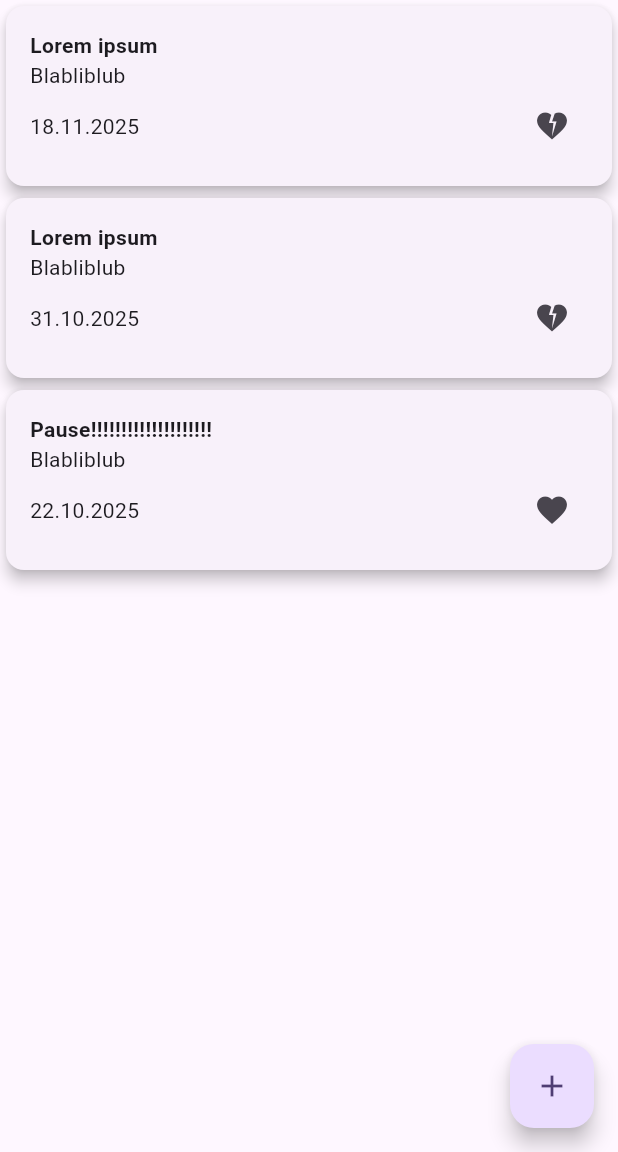
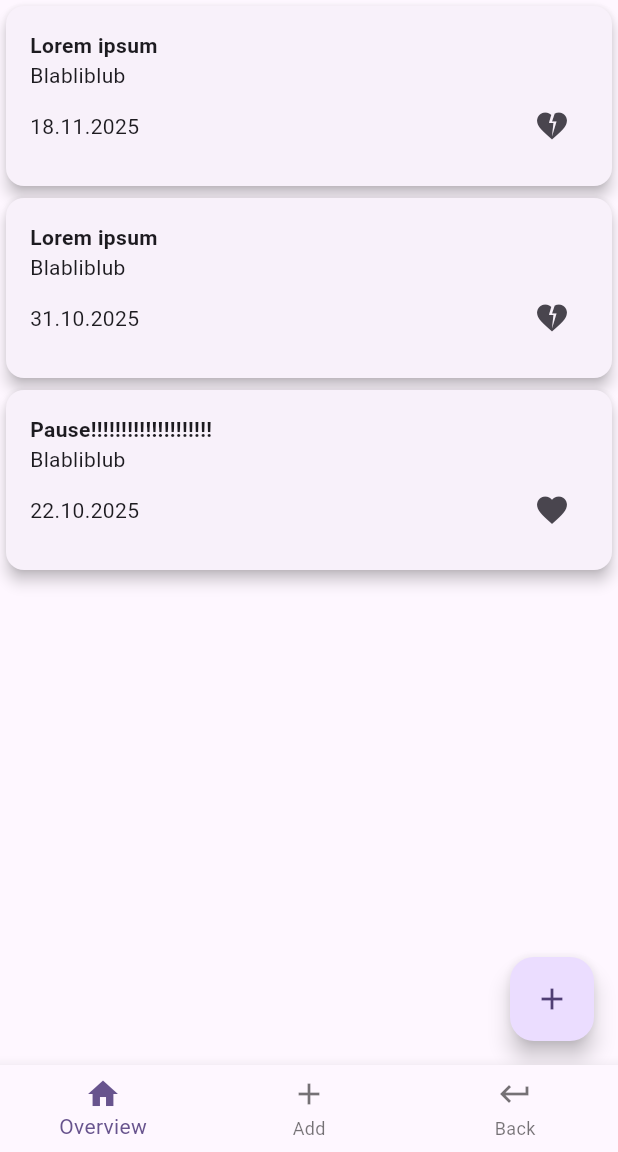
Before and after one commit to Gattuzzu/blog_flutter, a Flutter app: the screen it shows after launch, in the side drawer, after a tap on the "heart broken" icon, on a phone screen of 412 x 824 dp, the part 84-1236 px from its top. Run offline on Flutter 3.47's test engine with Material 3 defaults, Android fonts, the phone set to English and light mode, and no system bars; our stand-ins replace go_router; missing offline and left inert: country_flags.

Commit message:
feat: umbau von Navigator zu go_router für die Navigation

```diff
--- a/lib/main.dart
+++ b/lib/main.dart
@@ -1,4 +1,4 @@
-import 'package:blog_beispiel/screens/blog_overview.dart';
+import 'package:blog_beispiel/services/app_router.dart';
 import 'package:flutter/material.dart';
 
 void main() {
@@ -11,12 +11,12 @@ class MyApp extends StatelessWidget {
   // This widget is the root of your application.
   @override
   Widget build(BuildContext context) {
-    return MaterialApp(
+    return MaterialApp.router(
       title: 'Blog App',
       theme: ThemeData(
         colorScheme: ColorScheme.fromSeed(seedColor: Colors.deepPurple),
       ),
-      home: BlogOverview(),
+      routerConfig: appRouter,
     );
   }
 }
--- a/lib/screens/blog_card.dart
+++ b/lib/screens/blog_card.dart
@@ -3,15 +3,18 @@ import 'package:flutter/material.dart';
 import 'package:intl/intl.dart';
 
 class BlogCard extends StatelessWidget {
-  const BlogCard({super.key, required this.blog, required this.dateFormatter, required this.onLikeToggle});
+  const BlogCard({super.key, required this.blog, required this.dateFormatter, required this.onLikeToggle, this.onTap});
 
   final DateFormat dateFormatter;
   final Blog blog;
   final VoidCallback onLikeToggle;
+  final VoidCallback? onTap;
 
   @override
   Widget build(BuildContext context) {
-    return Card(
+    return InkWell(
+      onTap: onTap,
+      child: Card(
         elevation: 4,
         child: Padding(
           padding: const EdgeInsets.all(16.0),
@@ -33,6 +36,7 @@ class BlogCard extends StatelessWidget {
             ],
           ),
         ),
+      ),
     );
   }
 }
--- /dev/null
+++ b/lib/screens/bottom_navigation.dart
@@ -0,0 +1,63 @@
+import 'package:blog_beispiel/services/app_routes.dart';
+import 'package:flutter/material.dart';
+import 'package:go_router/go_router.dart';
+
+class BottomNavigation extends StatelessWidget{
+  final Widget child;
+
+  const BottomNavigation({super.key, required this.child});
+
+  @override
+  Widget build(BuildContext context) {
+    return Scaffold(
+      body: child,
+      bottomNavigationBar: BottomNavigationBar(
+        currentIndex: _calculateSelectedIndey(context),
+        onTap: (index) => _onItemTapped(index, context),
+        items: [
+          BottomNavigationBarItem(icon: Icon(Icons.home), label: "Overview"),
+          BottomNavigationBarItem(icon: Icon(Icons.add), label: "Add"),
+          BottomNavigationBarItem(icon: Icon(Icons.keyboard_return), label: "Back")
+        ]
+      ),
+    );
+  }
+
+  static int _calculateSelectedIndey(BuildContext context){
+    final String location = GoRouterState.of(context).uri.path;
+    return switch(location){
+      AppRoutes.blogOverview => 0,
+      AppRoutes.addBlog      => 1,
+      AppRoutes.back         => 2,
+      _ => 0, // Default Case
+    };
+  }
+
+  String _routeOfIndex(int index){
+    return switch(index){
+      0 => AppRoutes.blogOverview,
+      1 => AppRoutes.addBlog,
+      2 => AppRoutes.back,
+      _ => "", // Default-Case: Wird der Switch direkt einer Variable initialisiert, wird ein Default-Case benötigt
+    };
+  }
+
+  void _onItemTapped(int index, BuildContext context){
+    final String currentLocation = GoRouterState.of(context).uri.path;
+    final String newLoaction = _routeOfIndex(index);
+    if (currentLocation != newLoaction){
+      if(newLoaction == AppRoutes.back){
+        // Es darf nur ein pop() ausgeführt werden, wenn dies auch möglich ist, da es sonst zu einem Fehler kommt. -> Es kann nicht auf eine Seite Navigieren, welche es nicht gibt.
+        if(context.canPop()) {
+          context.pop();
+        } // else { nichts machen }
+
+      } else{
+        // alle anderen Routen
+        // Mit push(), statt go() kann später auch auf eine Route zurück gekehrt werden, welche nicht im Parenttree ist.
+        context.push(newLoaction);
+      }
+    }
+  }
+
+}
--- a/lib/screens/navigation.dart
+++ b/lib/screens/navigation.dart
@@ -1,8 +1,9 @@
 import 'package:blog_beispiel/models/language.dart';
-import 'package:blog_beispiel/screens/second_screen.dart';
+import 'package:blog_beispiel/services/app_routes.dart';
 import 'package:blog_beispiel/services/language_service.dart';
 import 'package:country_flags/country_flags.dart';
 import 'package:flutter/material.dart';
+import 'package:go_router/go_router.dart';
 
 class Navigation extends StatelessWidget {
   final List<Language> languageList = LanguageService().getLanguages();
@@ -16,10 +17,10 @@ class Navigation extends StatelessWidget {
       child: Column(
         children: [
           SizedBox(height: 15),
-          TextButton(onPressed: () => onPressed(context, "Overview"), child: Text("Overview")),
-          TextButton(onPressed: () => onPressed(context, "New Blog Entry"), child: Text("New Blog Entry")
+          TextButton(onPressed: () => context.push(AppRoutes.blogOverview), child: Text("Overview")),
+          TextButton(onPressed: () => context.push(AppRoutes.addBlog), child: Text("New Blog Entry")
           ),
-          TextButton(onPressed: () => onPressed(context, "Login"), child: Text("Login")),
+          TextButton(onPressed: () => context.push(AppRoutes.login), child: Text("Login")),
           Expanded(
             child: Container()
           ),
@@ -28,7 +29,7 @@ class Navigation extends StatelessWidget {
             children: List.generate(languageList.length, (index) {
               final language = languageList[index];
               return IconButton(
-                onPressed: () => onPressed(context, language.name),
+                onPressed: () => context.push(AppRoutes.secondScreen),
                 icon: CountryFlag.fromCountryCode(
                   language.countryCode,
                   theme: const ImageTheme(
@@ -41,11 +42,4 @@ class Navigation extends StatelessWidget {
           SizedBox(height: 10)
         ]));
   }
-
-  onPressed(context, String title) => {
-    Navigator.push(
-      context,
-      MaterialPageRoute(builder: (context) => SecondScreen(title: title))
-    )
-  };
 }
--- a/lib/screens/second_screen.dart
+++ b/lib/screens/second_screen.dart
@@ -1,4 +1,5 @@
 import 'package:flutter/material.dart';
+import 'package:go_router/go_router.dart';
 
 class SecondScreen extends StatelessWidget {
   final String title;
@@ -14,12 +15,10 @@ class SecondScreen extends StatelessWidget {
       body: Center(
         child: ElevatedButton(
           style: ElevatedButton.styleFrom(padding: EdgeInsets.all(20)),
-          onPressed: () => {onPressed(context)},
+          onPressed: () => {context.pop()},
           child: Text("Last Screen"),
           )
       )
     );
   }
-
-  onPressed(context) => {Navigator.pop(context)};
 }
--- /dev/null
+++ b/lib/services/app_router.dart
@@ -0,0 +1,54 @@
+import 'package:blog_beispiel/models/blog.dart';
+import 'package:blog_beispiel/screens/blog_detail_screen.dart';
+import 'package:blog_beispiel/screens/blog_overview.dart';
+import 'package:blog_beispiel/screens/bottom_navigation.dart';
+import 'package:blog_beispiel/screens/second_screen.dart';
+import 'package:blog_beispiel/services/app_routes.dart';
+import 'package:go_router/go_router.dart';
+
+final GoRouter appRouter = GoRouter(
+  initialLocation: AppRoutes.home, // Startseite
+  routes: [
+    // Alle vorhanden Routen hier definieren
+    ShellRoute(
+      builder: (context, state, child){
+        return BottomNavigation(child: child);
+      },
+      routes: [
+        GoRoute(
+          path: AppRoutes.home,
+          redirect: (context, state) {
+            return AppRoutes.blogOverview;
+          }
+        ),
+        GoRoute(
+          path: AppRoutes.addBlog,
+          pageBuilder: (context, state) => const NoTransitionPage(child: SecondScreen(title: "Add Blog")),
+        ),
+        GoRoute(
+          path: AppRoutes.blogOverview,
+          pageBuilder: (context, state) => const NoTransitionPage(child: BlogOverview()),
+          routes: [
+            GoRoute(
+              path: AppRoutes.blogDetail,
+              pageBuilder: (context, state){
+                final blog = state.extra as Blog;
+                return NoTransitionPage(child: BlogDetailScreen(blog: blog));
+              },
+            ),
+          ],
+        ),
+        GoRoute(
+          path: AppRoutes.secondScreen,
+          pageBuilder: (context, state) => const NoTransitionPage(child: SecondScreen(title: "Second Screen")),
+        ),
+        GoRoute(
+          path: AppRoutes.login,
+          redirect: (context, state) {
+            return AppRoutes.secondScreen;
+          }
+        ),
+      ],
+    )
+  ],
+);
--- /dev/null
+++ b/lib/services/app_routes.dart
@@ -0,0 +1,16 @@
+class AppRoutes {
+  // Top-Level Routes (absolute Pfade)
+  static const String home = "/";
+  static const String blogOverview = "/blog";
+  static const String addBlog = "/addBlog";
+  static const String login = "/login";
+  static const String secondScreen = "/secondScreen";
+  static const String back = "back"; // Hilfsroute um sicher zurück zum letzten Screen zurück zu kommen.
+
+  // Sub-Routes (relative Pfade)
+  /* "/blog" */
+  static const String blogDetail = "/:id"; // mit dem :id weiss GoRouter, dass dies eine Variable ist und die Variable id heisst. Dies wird benötigt, da es auch mehrere Variablen in einem Pfad geben könnte.
+
+  // Helper-Methoden für Navigation
+  static String toBlogDetail(int id) => '/blog/$id';
+}
--- a/pubspec.yaml
+++ b/pubspec.yaml
@@ -36,6 +36,7 @@ dependencies:
   # The following adds the Cupertino Icons font to your application.
   # Use with the CupertinoIcons class for iOS style icons.
   cupertino_icons: ^1.0.8
+  go_router: ^17.0.0
 
 dev_dependencies:
   flutter_test:
```
Also changed, not shown: lib/screens/blog_detail_screen.dart (added, +27 -0 lines), lib/screens/blog_overview.dart (+11 -4 lines), pubspec.lock. Lines whose indentation alone changed are shown as unchanged.
